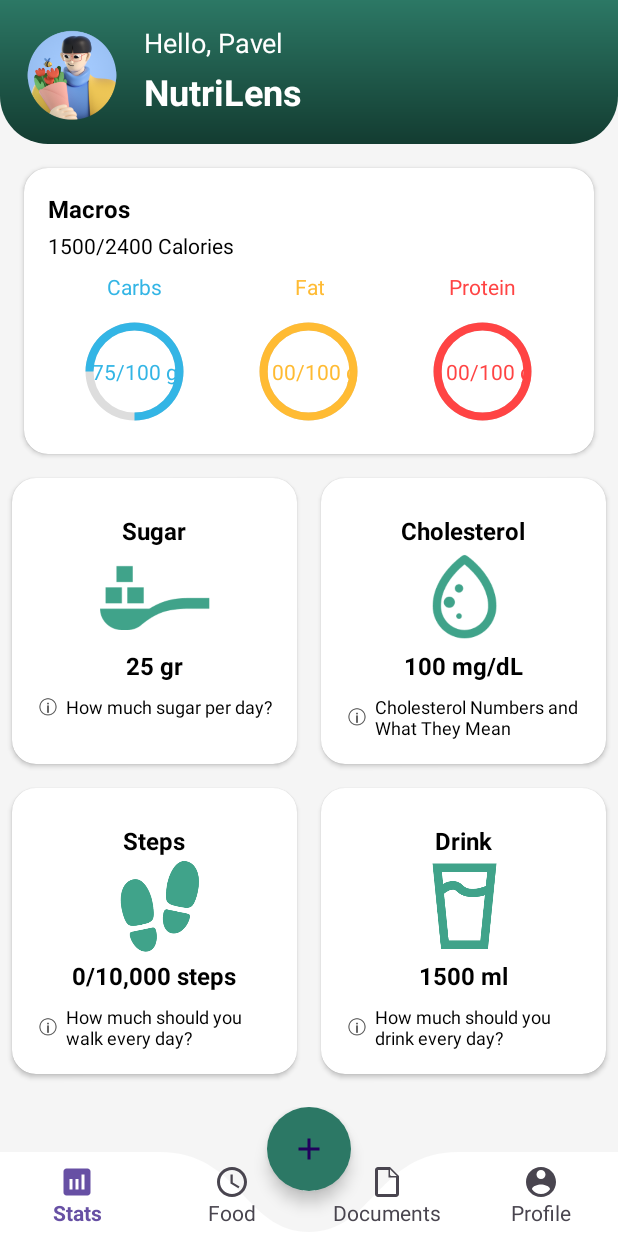
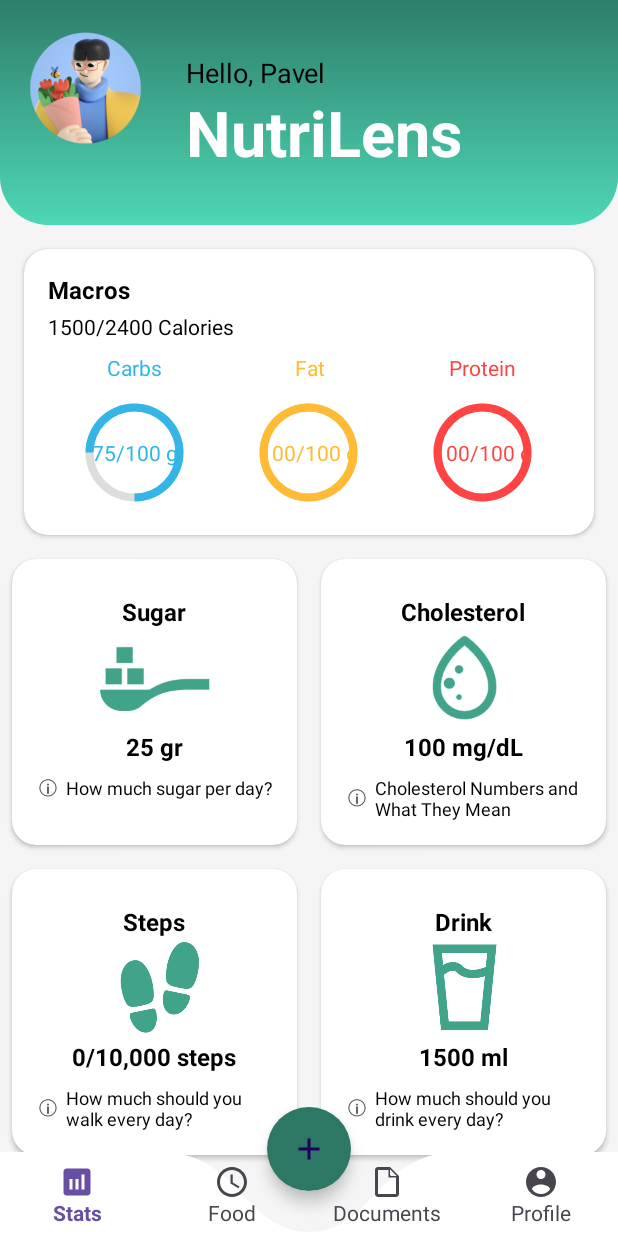
Before and after one commit to NutriLensAI/Mobile-Development, an Android app: the MainActivity screen opened directly, with no data from a screen before it, on a phone screen of 412 x 824 dp. Run offline under Robolectric (Android 15) with nearby library versions, the phone set to English and light mode, and no system bars; 3 statements that could not run were skipped.

Commit message:
Main Ui Update Colours And Position
Main Ui Update Colours And Position

```diff
--- a/app/src/main/res/layout/activity_main.xml
+++ b/app/src/main/res/layout/activity_main.xml
@@ -9,52 +9,58 @@
     android:background="#F5F5F5">
 
     <!-- Header with User Info -->
-    <LinearLayout
+
+    <!-- Macros Info -->
+
+    <androidx.constraintlayout.widget.ConstraintLayout
         android:id="@+id/headerLayout"
-        android:layout_width="0dp"
-        android:layout_height="wrap_content"
+        android:layout_width="match_parent"
+        android:layout_height="150dp"
         android:background="@drawable/header_background"
         android:orientation="horizontal"
         android:padding="16dp"
         app:layout_constraintEnd_toEndOf="parent"
+        app:layout_constraintHorizontal_bias="1.0"
         app:layout_constraintStart_toStartOf="parent"
         app:layout_constraintTop_toTopOf="parent">
 
+
         <ImageView
             android:id="@+id/userImageView"
-            android:layout_width="64dp"
-            android:layout_height="64dp"
-            android:layout_marginEnd="16dp"
+            android:layout_width="82dp"
+            android:layout_height="80dp"
             android:contentDescription="@string/user_avatar"
-            android:src="@drawable/ic_user_avatar" />
-
-        <LinearLayout
-            android:layout_width="wrap_content"
-            android:layout_height="wrap_content"
-            android:gravity="center_vertical"
-            android:orientation="vertical">
+            android:src="@drawable/ic_user_avatar"
+            app:layout_constraintStart_toStartOf="parent"
+            app:layout_constraintTop_toTopOf="parent" />
 
         <TextView
             android:id="@+id/helloTextView"
             android:layout_width="wrap_content"
             android:layout_height="wrap_content"
+            android:layout_marginStart="108dp"
+            android:layout_marginTop="20dp"
             android:text="Hello, Pavel"
-                android:textColor="@android:color/white"
-                android:textSize="18sp" />
+            android:textColor="@color/black"
+            android:textSize="18sp"
+            app:layout_constraintStart_toStartOf="parent"
+            app:layout_constraintTop_toTopOf="parent" />
 
         <TextView
             android:id="@+id/appNameTextView"
-                android:layout_width="wrap_content"
-                android:layout_height="wrap_content"
-                android:layout_marginTop="4dp"
+            android:layout_width="192dp"
+            android:layout_height="48dp"
+            android:layout_marginStart="108dp"
+            android:layout_marginTop="44dp"
             android:text="NutriLens"
             android:textColor="@android:color/white"
-                android:textSize="24sp"
-                android:textStyle="bold" />
-        </LinearLayout>
-    </LinearLayout>
+            android:textSize="42sp"
+            android:textStyle="bold"
+            app:layout_constraintStart_toStartOf="parent"
+            app:layout_constraintTop_toTopOf="parent" />
 
-    <!-- Macros Info -->
+    </androidx.constraintlayout.widget.ConstraintLayout>
+
     <androidx.cardview.widget.CardView
         android:id="@+id/macrosCardView"
         android:layout_width="0dp"
--- a/app/src/main/res/layout/activity_resep.xml
+++ b/app/src/main/res/layout/activity_resep.xml
@@ -22,8 +22,8 @@
 
         <TextView
             android:id="@+id/tv_dicoding"
-            android:layout_width="352dp"
-            android:layout_height="45dp"
+            android:layout_width="277dp"
+            android:layout_height="33dp"
             android:text="@string/resepmain"
             android:textAlignment="center"
             android:textColor="@android:color/white"
@@ -31,7 +31,6 @@
             android:textStyle="bold"
             app:layout_constraintBottom_toBottomOf="parent"
             app:layout_constraintEnd_toEndOf="parent"
-            app:layout_constraintHorizontal_bias="0.481"
             app:layout_constraintStart_toStartOf="parent"
             app:layout_constraintTop_toTopOf="parent" />
 
--- a/app/src/main/res/values/colors.xml
+++ b/app/src/main/res/values/colors.xml
@@ -11,8 +11,8 @@
     <color name="dark_green">#133C31</color>
     <color name="green">#2C7865</color>
     <color name="light_green">#2C7865</color>
-    <color name="colorPrimary">#133C31</color>
-    <color name="colorPrimaryDark">#2C7865</color>
+    <color name="colorPrimary">#4ed7b5</color>
+    <color name="colorPrimaryDark">#2e7e6a</color>
     <color name="teal_200">#2C7865</color>
     <color name="gray">#757575</color>
     <color name="white">#FFFFFF</color>
```
Lines whose indentation alone changed are shown as unchanged.
